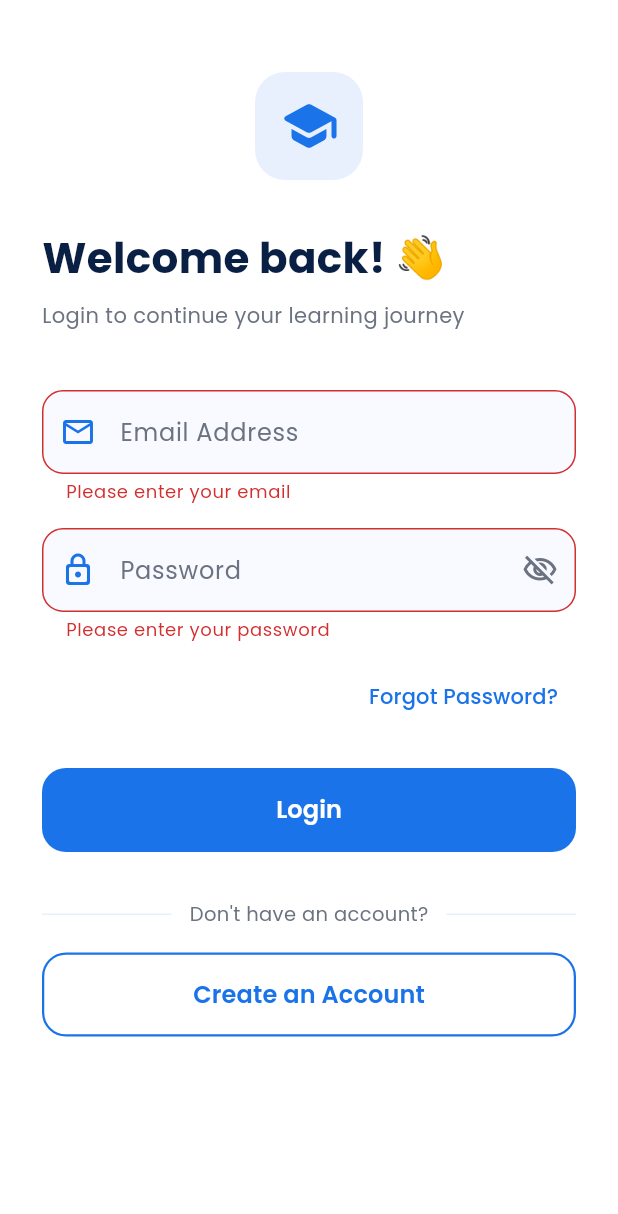
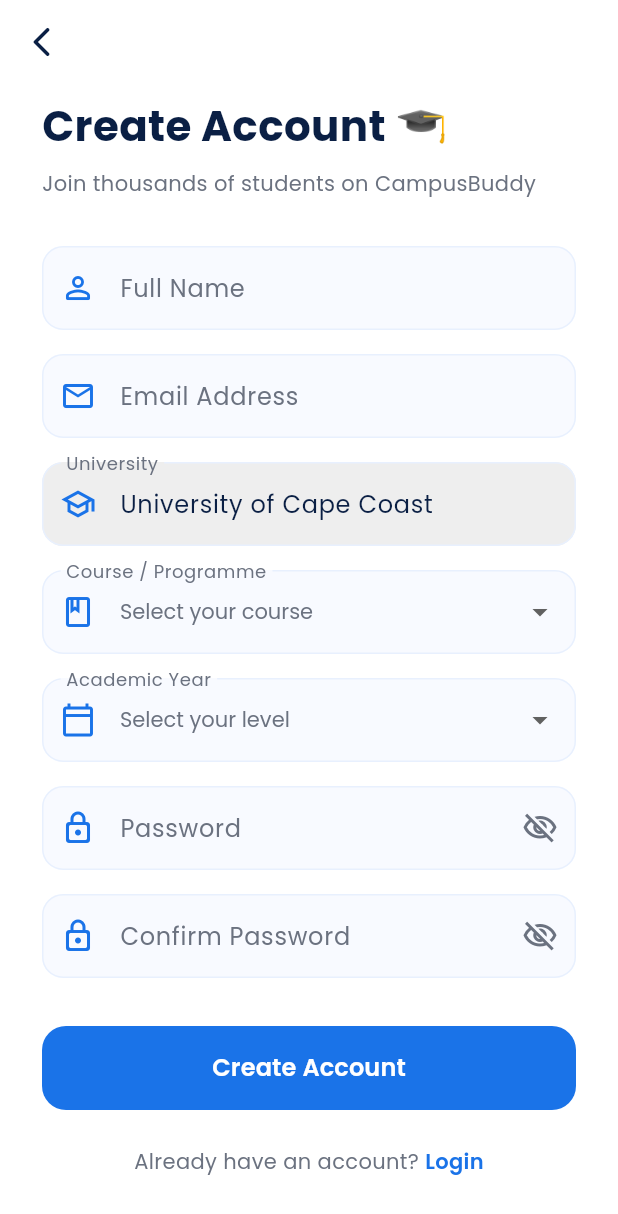
Before and after one commit to galbahN/campusbuddy, a Flutter app: the LoginScreen screen opened directly, after a tap on "Login", after a tap on "Create an Account", on a phone screen of 412 x 824 dp. Shown: the top 1214 px of the screen. Run offline on Flutter 3.47's test engine with Material 3 defaults, Android fonts, the phone set to English and light mode, and no system bars.

Commit message:
Add login screen with form validation and loading state & Add signup screen with form validation and dropdowns

```diff
--- a/lib/screens/auth/login_screen.dart
+++ b/lib/screens/auth/login_screen.dart
@@ -1,3 +1,4 @@
+import 'package:campusbuddy/screens/auth/signup_screen.dart';
 import 'package:flutter/material.dart';
 
 class LoginScreen extends StatefulWidget {
@@ -151,8 +152,9 @@
                         if (value == null || value.isEmpty) {
                           return 'Please enter your email';
                         }
-                        if (!RegExp(r'^[\w-\.]+@([\w-]+\.)+[\w-]{2,4}$')
-                            .hasMatch(value)) {
+                        if (!RegExp(
+                          r'^[\w-\.]+@([\w-]+\.)+[\w-]{2,4}$',
+                        ).hasMatch(value)) {
                           return 'Please enter a valid email';
                         }
                         return null;
@@ -299,9 +301,7 @@
                     // Divider
                     const Row(
                       children: [
-                        Expanded(
-                          child: Divider(color: Color(0xFFE8F0FE)),
-                        ),
+                        Expanded(child: Divider(color: Color(0xFFE8F0FE))),
                         Padding(
                           padding: EdgeInsets.symmetric(horizontal: 12),
                           child: Text(
@@ -313,9 +313,7 @@
                             ),
                           ),
                         ),
-                        Expanded(
-                          child: Divider(color: Color(0xFFE8F0FE)),
-                        ),
+                        Expanded(child: Divider(color: Color(0xFFE8F0FE))),
                       ],
                     ),
 
@@ -327,8 +325,12 @@
                       height: 56,
                       child: OutlinedButton(
                         onPressed: () {
-                          // Navigate to signup later
-                          debugPrint('Go to Sign Up');
+                          Navigator.push(
+                            context,
+                            MaterialPageRoute(
+                              builder: (context) => const SignupScreen(),
+                            ),
+                          );
                         },
                         style: OutlinedButton.styleFrom(
                           foregroundColor: const Color(0xFF1A73E8),
--- /dev/null
+++ b/lib/screens/auth/signup_screen.dart
@@ -0,0 +1,513 @@
+import 'package:flutter/material.dart';
+
+class SignupScreen extends StatefulWidget {
+  const SignupScreen({super.key});
+
+  @override
+  State<SignupScreen> createState() => _SignupScreenState();
+}
+
+class _SignupScreenState extends State<SignupScreen> {
+  final _formKey = GlobalKey<FormState>();
+  final _nameController = TextEditingController();
+  final _emailController = TextEditingController();
+  final _passwordController = TextEditingController();
+  final _confirmPasswordController = TextEditingController();
+  bool _obscurePassword = true;
+  bool _obscureConfirmPassword = true;
+  bool _isLoading = false;
+
+  String? _selectedCourse;
+  String? _selectedYear;
+
+  final List<String> _courses = [
+    'BSc. Information Technology',
+    'BSc. Computer Science',
+    'BSc. Computer Engineering',
+    'BSc. Electrical Engineering',
+    'BSc. Mathematics',
+    'BSc. Statistics',
+    'BSc. Physics',
+    'BSc. Chemistry',
+    'BSc. Biology',
+    'BA. Economics',
+    'BA. Accounting',
+    'BA. Business Administration',
+    'Other',
+  ];
+
+  final List<String> _years = [
+    'Level 100',
+    'Level 200',
+    'Level 300',
+    'Level 400',
+  ];
+
+  @override
+  void dispose() {
+    _nameController.dispose();
+    _emailController.dispose();
+    _passwordController.dispose();
+    _confirmPasswordController.dispose();
+    super.dispose();
+  }
+
+  void _signup() async {
+    if (_formKey.currentState!.validate()) {
+      if (_selectedCourse == null) {
+        _showSnackBar('Please select your course');
+        return;
+      }
+      if (_selectedYear == null) {
+        _showSnackBar('Please select your academic year');
+        return;
+      }
+
+      setState(() => _isLoading = true);
+
+      // Simulate loading for now — Firebase comes next
+      await Future.delayed(const Duration(seconds: 2));
+
+      setState(() => _isLoading = false);
+
+      debugPrint('Signup tapped');
+    }
+  }
+
+  void _showSnackBar(String message) {
+    ScaffoldMessenger.of(context).showSnackBar(
+      SnackBar(
+        content: Text(
+          message,
+          style: const TextStyle(fontFamily: 'Poppins'),
+        ),
+        backgroundColor: const Color(0xFF1A73E8),
+        behavior: SnackBarBehavior.floating,
+        shape: RoundedRectangleBorder(
+          borderRadius: BorderRadius.circular(12),
+        ),
+      ),
+    );
+  }
+
+  @override
+  Widget build(BuildContext context) {
+    return Scaffold(
+      backgroundColor: Colors.white,
+      appBar: AppBar(
+        backgroundColor: Colors.white,
+        elevation: 0,
+        leading: IconButton(
+          icon: const Icon(
+            Icons.arrow_back_ios_rounded,
+            color: Color(0xFF0A1F44),
+          ),
+          onPressed: () => Navigator.pop(context),
+        ),
+      ),
+      body: SafeArea(
+        child: SingleChildScrollView(
+          padding: const EdgeInsets.symmetric(horizontal: 28.0),
+          child: Column(
+            crossAxisAlignment: CrossAxisAlignment.start,
+            children: [
+              const SizedBox(height: 8),
+
+              // Title
+              const Text(
+                'Create Account 🎓',
+                style: TextStyle(
+                  fontFamily: 'Poppins',
+                  fontSize: 28,
+                  fontWeight: FontWeight.w700,
+                  color: Color(0xFF0A1F44),
+                ),
+              ),
+
+              const SizedBox(height: 8),
+
+              const Text(
+                'Join thousands of students on CampusBuddy',
+                style: TextStyle(
+                  fontFamily: 'Poppins',
+                  fontSize: 14,
+                  color: Color(0xFF6B7280),
+                ),
+              ),
+
+              const SizedBox(height: 32),
+
+              Form(
+                key: _formKey,
+                child: Column(
+                  children: [
+                    // Full name
+                    _buildTextField(
+                      controller: _nameController,
+                      label: 'Full Name',
+                      icon: Icons.person_outline_rounded,
+                      validator: (value) {
+                        if (value == null || value.isEmpty) {
+                          return 'Please enter your full name';
+                        }
+                        if (value.length < 3) {
+                          return 'Name must be at least 3 characters';
+                        }
+                        return null;
+                      },
+                    ),
+
+                    const SizedBox(height: 16),
+
+                    // Email
+                    _buildTextField(
+                      controller: _emailController,
+                      label: 'Email Address',
+                      icon: Icons.email_outlined,
+                      keyboardType: TextInputType.emailAddress,
+                      validator: (value) {
+                        if (value == null || value.isEmpty) {
+                          return 'Please enter your email';
+                        }
+                        if (!RegExp(r'^[\w-\.]+@([\w-]+\.)+[\w-]{2,4}$')
+                            .hasMatch(value)) {
+                          return 'Please enter a valid email';
+                        }
+                        return null;
+                      },
+                    ),
+
+                    const SizedBox(height: 16),
+
+                    // University (pre-filled)
+                    _buildTextField(
+                      controller: TextEditingController(
+                        text: 'University of Cape Coast',
+                      ),
+                      label: 'University',
+                      icon: Icons.school_outlined,
+                      enabled: false,
+                      validator: (_) => null,
+                    ),
+
+                    const SizedBox(height: 16),
+
+                    // Course dropdown
+                    DropdownButtonFormField<String>(
+                      value: _selectedCourse,
+                      decoration: _dropdownDecoration('Course / Programme',
+                          Icons.book_outlined),
+                      style: const TextStyle(
+                        fontFamily: 'Poppins',
+                        color: Color(0xFF0A1F44),
+                        fontSize: 14,
+                      ),
+                      hint: const Text(
+                        'Select your course',
+                        style: TextStyle(
+                          fontFamily: 'Poppins',
+                          color: Color(0xFF6B7280),
+                          fontSize: 14,
+                        ),
+                      ),
+                      items: _courses.map((course) {
+                        return DropdownMenuItem(
+                          value: course,
+                          child: Text(course),
+                        );
+                      }).toList(),
+                      onChanged: (value) {
+                        setState(() => _selectedCourse = value);
+                      },
+                    ),
+
+                    const SizedBox(height: 16),
+
+                    // Academic year dropdown
+                    DropdownButtonFormField<String>(
+                      value: _selectedYear,
+                      decoration: _dropdownDecoration(
+                          'Academic Year', Icons.calendar_today_outlined),
+                      style: const TextStyle(
+                        fontFamily: 'Poppins',
+                        color: Color(0xFF0A1F44),
+                        fontSize: 14,
+                      ),
+                      hint: const Text(
+                        'Select your level',
+                        style: TextStyle(
+                          fontFamily: 'Poppins',
+                          color: Color(0xFF6B7280),
+                          fontSize: 14,
+                        ),
+                      ),
+                      items: _years.map((year) {
+                        return DropdownMenuItem(
+                          value: year,
+                          child: Text(year),
+                        );
+                      }).toList(),
+                      onChanged: (value) {
+                        setState(() => _selectedYear = value);
+                      },
+                    ),
+
+                    const SizedBox(height: 16),
+
+                    // Password
+                    _buildPasswordField(
+                      controller: _passwordController,
+                      label: 'Password',
+                      obscure: _obscurePassword,
+                      onToggle: () {
+                        setState(() => _obscurePassword = !_obscurePassword);
+                      },
+                      validator: (value) {
+                        if (value == null || value.isEmpty) {
+                          return 'Please enter a password';
+                        }
+                        if (value.length < 6) {
+                          return 'Password must be at least 6 characters';
+                        }
+                        return null;
+                      },
+                    ),
+
+                    const SizedBox(height: 16),
+
+                    // Confirm password
+                    _buildPasswordField(
+                      controller: _confirmPasswordController,
+                      label: 'Confirm Password',
+                      obscure: _obscureConfirmPassword,
+                      onToggle: () {
+                        setState(() => _obscureConfirmPassword =
+                            !_obscureConfirmPassword);
+                      },
+                      validator: (value) {
+                        if (value == null || value.isEmpty) {
+                          return 'Please confirm your password';
+                        }
+                        if (value != _passwordController.text) {
+                          return 'Passwords do not match';
+                        }
+                        return null;
+                      },
+                    ),
+
+                    const SizedBox(height: 32),
+
+                    // Sign up button
+                    SizedBox(
+                      width: double.infinity,
+                      height: 56,
+                      child: ElevatedButton(
+                        onPressed: _isLoading ? null : _signup,
+                        style: ElevatedButton.styleFrom(
+                          backgroundColor: const Color(0xFF1A73E8),
+                          foregroundColor: Colors.white,
+                          elevation: 0,
+                          shape: RoundedRectangleBorder(
+                            borderRadius: BorderRadius.circular(16),
+                          ),
+                        ),
+                        child: _isLoading
+                            ? const SizedBox(
+                                width: 24,
+                                height: 24,
+                                child: CircularProgressIndicator(
+                                  color: Colors.white,
+                                  strokeWidth: 2.5,
+                                ),
+                              )
+                            : const Text(
+                                'Create Account',
+                                style: TextStyle(
+                                  fontFamily: 'Poppins',
+                                  fontSize: 16,
+                                  fontWeight: FontWeight.w600,
+                                ),
+                              ),
+                      ),
+                    ),
+
+                    const SizedBox(height: 24),
+
+                    // Already have account
+                    Row(
+                      mainAxisAlignment: MainAxisAlignment.center,
+                      children: [
+                        const Text(
+                          'Already have an account? ',
+                          style: TextStyle(
+                            fontFamily: 'Poppins',
+                            color: Color(0xFF6B7280),
+                            fontSize: 14,
+                          ),
+                        ),
+                        GestureDetector(
+                          onTap: () => Navigator.pop(context),
+                          child: const Text(
+                            'Login',
+                            style: TextStyle(
+                              fontFamily: 'Poppins',
+                              color: Color(0xFF1A73E8),
+                              fontWeight: FontWeight.w600,
+                              fontSize: 14,
+                            ),
+                          ),
+                        ),
+                      ],
+                    ),
+
+                    const SizedBox(height: 32),
+                  ],
+                ),
+              ),
+            ],
+          ),
+        ),
+      ),
+    );
+  }
+
+  // Reusable text field widget
+  Widget _buildTextField({
+    required TextEditingController controller,
+    required String label,
+    required IconData icon,
+    TextInputType keyboardType = TextInputType.text,
+    bool enabled = true,
+    required String? Function(String?) validator,
+  }) {
+    return TextFormField(
+      controller: controller,
+      keyboardType: keyboardType,
+      enabled: enabled,
+      style: const TextStyle(
+        fontFamily: 'Poppins',
+        color: Color(0xFF0A1F44),
+      ),
+      decoration: InputDecoration(
+        labelText: label,
+        labelStyle: const TextStyle(
+          fontFamily: 'Poppins',
+          color: Color(0xFF6B7280),
+        ),
+        prefixIcon: Icon(icon, color: const Color(0xFF1A73E8)),
+        filled: true,
+        fillColor: enabled ? const Color(0xFFF8FAFF) : const Color(0xFFEEEEEE),
+        border: OutlineInputBorder(
+          borderRadius: BorderRadius.circular(14),
+          borderSide: const BorderSide(color: Color(0xFFE8F0FE)),
+        ),
+        enabledBorder: OutlineInputBorder(
+          borderRadius: BorderRadius.circular(14),
+          borderSide: const BorderSide(color: Color(0xFFE8F0FE)),
+        ),
+        focusedBorder: OutlineInputBorder(
+          borderRadius: BorderRadius.circular(14),
+          borderSide: const BorderSide(color: Color(0xFF1A73E8), width: 2),
+        ),
+        errorBorder: OutlineInputBorder(
+          borderRadius: BorderRadius.circular(14),
+          borderSide: const BorderSide(color: Color(0xFFD32F2F)),
+        ),
+        focusedErrorBorder: OutlineInputBorder(
+          borderRadius: BorderRadius.circular(14),
+          borderSide: const BorderSide(color: Color(0xFFD32F2F), width: 2),
+        ),
+        disabledBorder: OutlineInputBorder(
+          borderRadius: BorderRadius.circular(14),
+          borderSide: const BorderSide(color: Color(0xFFE8F0FE)),
+        ),
+      ),
+      validator: validator,
+    );
+  }
+
+  // Reusable password field widget
+  Widget _buildPasswordField({
+    required TextEditingController controller,
+    required String label,
+    required bool obscure,
+    required VoidCallback onToggle,
+    required String? Function(String?) validator,
+  }) {
+    return TextFormField(
+      controller: controller,
+      obscureText: obscure,
+      style: const TextStyle(
+        fontFamily: 'Poppins',
+        color: Color(0xFF0A1F44),
+      ),
+      decoration: InputDecoration(
+        labelText: label,
+        labelStyle: const TextStyle(
+          fontFamily: 'Poppins',
+          color: Color(0xFF6B7280),
+        ),
+        prefixIcon: const Icon(
+          Icons.lock_outline_rounded,
+          color: Color(0xFF1A73E8),
+        ),
+        suffixIcon: IconButton(
+          icon: Icon(
+            obscure ? Icons.visibility_off_outlined : Icons.visibility_outlined,
+            color: const Color(0xFF6B7280),
+          ),
+          onPressed: onToggle,
+        ),
+        filled: true,
+        fillColor: const Color(0xFFF8FAFF),
+        border: OutlineInputBorder(
+          borderRadius: BorderRadius.circular(14),
+          borderSide: const BorderSide(color: Color(0xFFE8F0FE)),
+        ),
+        enabledBorder: OutlineInputBorder(
+          borderRadius: BorderRadius.circular(14),
+          borderSide: const BorderSide(color: Color(0xFFE8F0FE)),
+        ),
+        focusedBorder: OutlineInputBorder(
+          borderRadius: BorderRadius.circular(14),
+          borderSide: const BorderSide(color: Color(0xFF1A73E8), width: 2),
+        ),
+        errorBorder: OutlineInputBorder(
+          borderRadius: BorderRadius.circular(14),
+          borderSide: const BorderSide(color: Color(0xFFD32F2F)),
+        ),
+        focusedErrorBorder: OutlineInputBorder(
+          borderRadius: BorderRadius.circular(14),
+          borderSide: const BorderSide(color: Color(0xFFD32F2F), width: 2),
+        ),
+      ),
+      validator: validator,
+    );
+  }
+
+  // Dropdown decoration helper
+  InputDecoration _dropdownDecoration(String label, IconData icon) {
+    return InputDecoration(
+      labelText: label,
+      labelStyle: const TextStyle(
+        fontFamily: 'Poppins',
+        color: Color(0xFF6B7280),
+      ),
+      prefixIcon: Icon(icon, color: const Color(0xFF1A73E8)),
+      filled: true,
+      fillColor: const Color(0xFFF8FAFF),
+      border: OutlineInputBorder(
+        borderRadius: BorderRadius.circular(14),
+        borderSide: const BorderSide(color: Color(0xFFE8F0FE)),
+      ),
+      enabledBorder: OutlineInputBorder(
+        borderRadius: BorderRadius.circular(14),
+        borderSide: const BorderSide(color: Color(0xFFE8F0FE)),
+      ),
+      focusedBorder: OutlineInputBorder(
+        borderRadius: BorderRadius.circular(14),
+        borderSide: const BorderSide(color: Color(0xFF1A73E8), width: 2),
+      ),
+    );
+  }
+}
```
